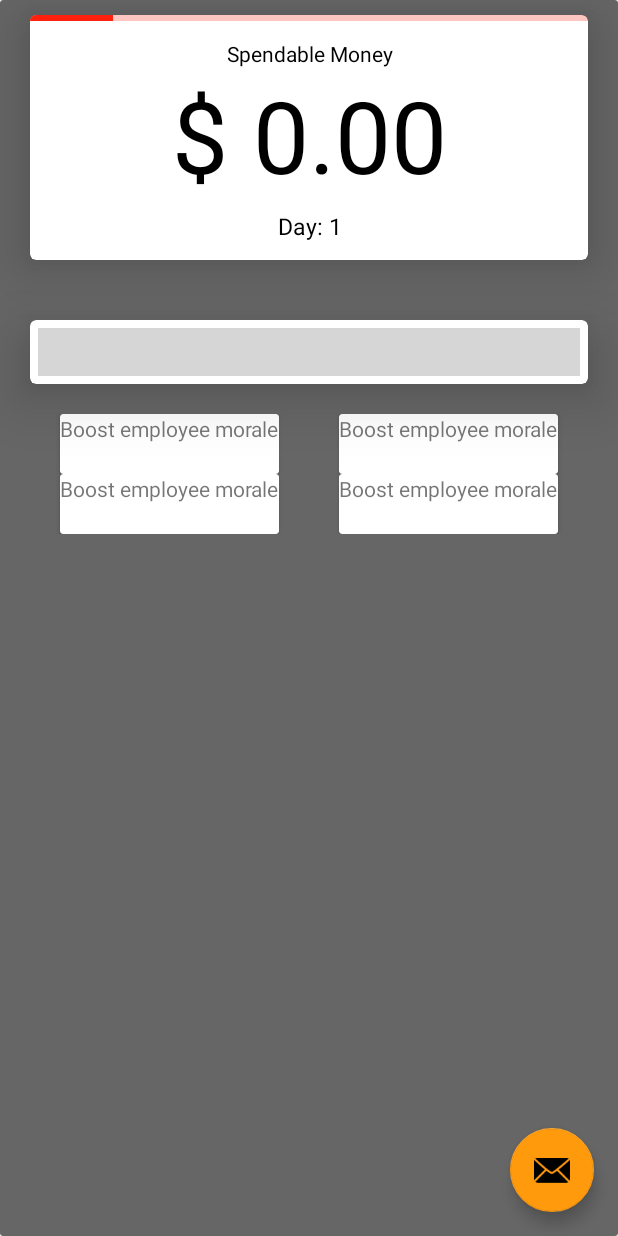
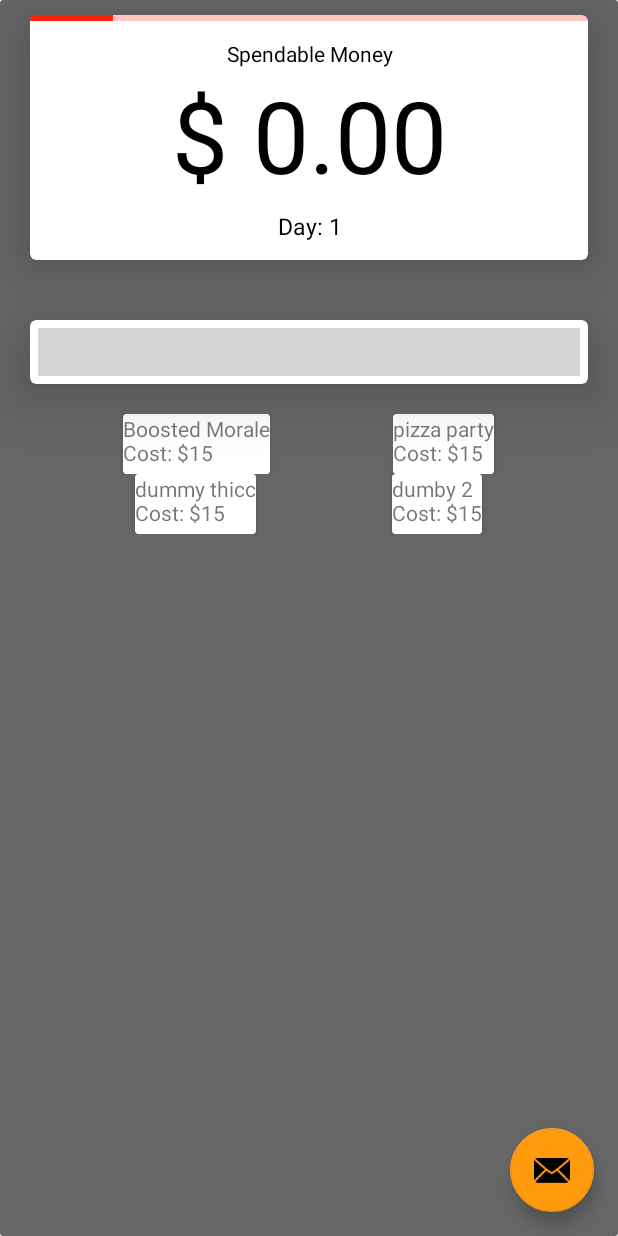
Before and after one commit to Juched/securityOperationsDefense, an Android app: the screen it shows after launch (GameActivity), after a tap on "START", on a phone screen of 412 x 824 dp. Run offline under Robolectric (Android 15) with nearby library versions, the phone set to English and light mode, and no system bars; our stand-ins replace navigation-ui; plain views replace LineChart; grey boxes are pictures that could not be loaded.

Commit message:
Got buttons with different text to appear

```diff
--- a/app/src/main/java/com/sod/securityoperationsdefense/Game.java
+++ b/app/src/main/java/com/sod/securityoperationsdefense/Game.java
@@ -35,10 +35,10 @@ public class Game {
     private GameActivity game;
 
     // Serializable lists of upgrades
-    private MutableLiveData<ArrayList<CardView>>  busUpgrades;
-    private MutableLiveData<ArrayList<CardView>>  critInfoUpgrades;
-    private MutableLiveData<ArrayList<CardView>>  infoStateUpgrades;
-    private MutableLiveData<ArrayList<CardView>>  secUpgrades;
+    private MutableLiveData<ArrayList<Upgrade>>  busUpgrades;
+    private MutableLiveData<ArrayList<Upgrade>>  critInfoUpgrades;
+    private MutableLiveData<ArrayList<Upgrade>>  infoStateUpgrades;
+    private MutableLiveData<ArrayList<Upgrade>>  secUpgrades;
 
     public MutableLiveData<Double> attackRate; // starts at 0.01
 
@@ -59,10 +59,10 @@ public class Game {
         int payD;
         int tDay;
 
-        this.busUpgrades = new MutableLiveData<ArrayList<CardView>>();
-        this.critInfoUpgrades = new MutableLiveData<ArrayList<CardView>>();
-        this.infoStateUpgrades = new MutableLiveData<ArrayList<CardView>>();
-        this.secUpgrades = new MutableLiveData<ArrayList<CardView>>();
+        this.busUpgrades = new MutableLiveData<ArrayList<Upgrade>>();
+        this.critInfoUpgrades = new MutableLiveData<ArrayList<Upgrade>>();
+        this.infoStateUpgrades = new MutableLiveData<ArrayList<Upgrade>>();
+        this.secUpgrades = new MutableLiveData<ArrayList<Upgrade>>();
 
         // upgrades lists
         HashMap<String, ArrayList<CardView>> upgrades;
@@ -109,10 +109,10 @@ public class Game {
     {
 
         // Business upgrades
-        String[] businessUpgrades = {"Boosted Morale", "pizza party"};
-        String[] critUpgrades = {"MFA ~ 2 factor", "less ransom"};
-        String[] secUpgrades = {"training", "better CBA"};
-        String[] iStateUpgrades = {"Boosted Morale", "better CBA"};
+        String[] businessUpgrades = {"Boosted Morale", "pizza party", "dummy thicc", "dumby 2"};
+        String[] critUpgrades = {"MFA ~ 2 factor", "less ransom", "dummy 1", "place holder"};
+        String[] secUpgrades = {"training", "better CBA", "exquisite jazz hands", "killer crocs"};
+        String[] iStateUpgrades = {"Boosted Morale", "better CBA", "transmitting failure", "area 51 storage"};
 
         this.busUpgrades.setValue(this.PopulateUpgradeList(businessUpgrades));
         this.critInfoUpgrades.setValue(this.PopulateUpgradeList(critUpgrades));
@@ -122,12 +122,12 @@ public class Game {
 
     }
 
-    private ArrayList<CardView> PopulateUpgradeList(String[] names)
+    private ArrayList<Upgrade> PopulateUpgradeList(String[] names)
     {
-        ArrayList<CardView> allUpgradesInCategory = new ArrayList<CardView>();
+        ArrayList<Upgrade> allUpgradesInCategory = new ArrayList<Upgrade>();
         for(String name : names)
         {
-            allUpgradesInCategory.add(new Upgrade(this.game, name, "").UpgradeCard());
+            allUpgradesInCategory.add(new Upgrade(this.game, name, ""));
         }
         return allUpgradesInCategory;
     }
@@ -143,10 +143,10 @@ public class Game {
     }
     public MutableLiveData<Integer> getDay(){return this.day;}
 
-    public MutableLiveData<ArrayList<CardView>> getBusUpgrades(){return this.busUpgrades;}
-    public MutableLiveData<ArrayList<CardView>> getCritInfoUpgrades(){return this.critInfoUpgrades;}
-    public MutableLiveData<ArrayList<CardView>> getInfoStateUpgrades(){return this.infoStateUpgrades;}
-    public MutableLiveData<ArrayList<CardView>> getSecUpgrades(){return this.secUpgrades;}
+    public MutableLiveData<ArrayList<Upgrade>> getBusUpgrades(){return this.busUpgrades;}
+    public MutableLiveData<ArrayList<Upgrade>> getCritInfoUpgrades(){return this.critInfoUpgrades;}
+    public MutableLiveData<ArrayList<Upgrade>> getInfoStateUpgrades(){return this.infoStateUpgrades;}
+    public MutableLiveData<ArrayList<Upgrade>> getSecUpgrades(){return this.secUpgrades;}
 
     public GameActivity getGameForContext() {
         return game;
@@ -203,36 +203,3 @@ public class Game {
         }
     }
 }
-
-
-class Upgrade
-{
-    private GameActivity context;
-    //private icon;
-    private String name;
-    private String description;
-
-    public Upgrade(GameActivity newContext, String theName, String descrip)
-    {
-        this.context = newContext;
-        this.name = theName;
-        this.description = descrip;
-    }
-
-//    public GameActivity getContext() { return context; }
-//    public String getName() { return name; }
-//    public String getDescription() { return description; }
-
-    // returns the CardView rep of the upgrade
-    public CardView UpgradeCard()
-    {
-        CardView upgrade = new CardView(this.context);
-
-        TextView upName = new TextView(this.context);
-        upName.setText(this.name);
-        upgrade.addView(upName);
-
-        return upgrade;
-    }
-
-}
--- /dev/null
+++ b/app/src/main/java/com/sod/securityoperationsdefense/Upgrade.java
@@ -0,0 +1,45 @@
+package com.sod.securityoperationsdefense;
+
+import android.widget.TextView;
+
+import androidx.cardview.widget.CardView;
+
+public class Upgrade
+{
+    private GameActivity context;
+    //private icon;
+    private String name;
+    private String description;
+    private int level;
+    private int costs = 15;
+
+    public Upgrade(GameActivity newContext, String theName, String descrip)
+    {
+        this.context = newContext;
+        this.name = theName;
+        this.description = descrip;
+        this.level = 1;
+    }
+
+
+
+    public GameActivity getContext() { return context; }
+    public String getName() { return name; }
+    public String getDescription() { return description; }
+    public int getLevel() { return level; }
+    public void levelUp() { level++; }
+    public int getCost() { return costs; }
+
+    // returns the CardView rep of the upgrade
+    public CardView UpgradeCard()
+    {
+        CardView upgrade = new CardView(this.context);
+
+        TextView upName = new TextView(this.context);
+        upName.setText(this.name + " Level " + this.level);
+        upgrade.addView(upName);
+
+        return upgrade;
+    }
+
+}
--- a/app/src/main/java/com/sod/securityoperationsdefense/ui/upgrades/BusAdvancementsFragment.java
+++ b/app/src/main/java/com/sod/securityoperationsdefense/ui/upgrades/BusAdvancementsFragment.java
@@ -19,8 +19,13 @@ import androidx.lifecycle.ViewModelProvider;
 
 import com.sod.securityoperationsdefense.Game;
 import com.sod.securityoperationsdefense.R;
+import com.sod.securityoperationsdefense.Upgrade;
+
+import org.w3c.dom.Text;
 
 import java.util.ArrayList;
+
+import static java.lang.String.*;
 
 public class BusAdvancementsFragment extends Fragment {
 
@@ -37,6 +42,17 @@ public class BusAdvancementsFragment extends Fragment {
         {
             gameClass = BusAdvancementsViewModel.getGameClass();
         }
+
+        ArrayList<Upgrade> upgrades = gameClass.getBusUpgrades().getValue();
+
+        int[] ids = new int[]{R.id.upgradeOneName, R.id.upgradeTwoName, R.id.upgradeThreeName, R.id.upgradeFourName};
+
+        for(int i = 0; i < upgrades.size(); i++)
+        {
+            ((TextView) root.findViewById(ids[i])).setText(String.format("%s\nCost: $%d", upgrades.get(i).getName(), upgrades.get(i).getCost()));
+        }
+
+
 
 //        TableLayout upgrades = root.findViewById(R.id.bus_upgrades_list);
 //        upgrades.removeAllViewsInLayout();
@@ -135,6 +151,8 @@ public class BusAdvancementsFragment extends Fragment {
         return root;
     }
 
+
+
     /* */
     public void changeList(@NonNull LayoutInflater inflater, ViewGroup container, @IdRes int id)
     {
--- a/app/src/main/java/com/sod/securityoperationsdefense/ui/upgrades/BusAdvancementsViewModel.java
+++ b/app/src/main/java/com/sod/securityoperationsdefense/ui/upgrades/BusAdvancementsViewModel.java
@@ -28,4 +28,5 @@ public class BusAdvancementsViewModel extends ViewModel {
     public LiveData<String> getText() {
         return mText;
     }
+
 }
--- a/app/src/main/res/layout/fragment_bus_adv.xml
+++ b/app/src/main/res/layout/fragment_bus_adv.xml
@@ -26,6 +26,7 @@
             android:clickable="true">
 
             <TextView
+                android:id="@+id/upgradeOneName"
                 android:layout_width="wrap_content"
                 android:layout_height="match_parent"
                 android:text="Boost employee morale" />
@@ -41,6 +42,7 @@
             android:clickable="true">
 
             <TextView
+                android:id="@+id/upgradeTwoName"
                 android:layout_width="match_parent"
                 android:layout_height="match_parent"
                 android:text="Boost employee morale" />
@@ -64,6 +66,7 @@
             android:clickable="true">
 
             <TextView
+                android:id="@+id/upgradeThreeName"
                 android:layout_width="wrap_content"
                 android:layout_height="match_parent"
                 android:text="Boost employee morale" />
@@ -78,6 +81,7 @@
             android:clickable="true">
 
             <TextView
+                android:id="@+id/upgradeFourName"
                 android:layout_width="wrap_content"
                 android:layout_height="match_parent"
                 android:text="Boost employee morale" />
--- a/app/src/main/res/layout/fragment_crit_info_sec.xml
+++ b/app/src/main/res/layout/fragment_crit_info_sec.xml
@@ -19,6 +19,7 @@
             android:layout_height="match_parent"
             android:layout_weight="1" />
         <androidx.cardview.widget.CardView
+            android:id="@+id/firstUpgrade"
             android:layout_width="wrap_content"
             android:layout_height="40dp"
             app:layout_column="0"
@@ -26,6 +27,7 @@
             android:clickable="true">
 
             <TextView
+                android:id="@+id/upgradeOneName"
                 android:layout_width="wrap_content"
                 android:layout_height="match_parent"
                 android:text="Boost employee morale" />
@@ -41,6 +43,7 @@
             android:clickable="true">
 
             <TextView
+                android:id="@+id/upgradeTwoName"
                 android:layout_width="match_parent"
                 android:layout_height="match_parent"
                 android:text="Boost employee morale" />
@@ -64,6 +67,7 @@
             android:clickable="true">
 
             <TextView
+                android:id="@+id/upgradeThreeName"
                 android:layout_width="wrap_content"
                 android:layout_height="match_parent"
                 android:text="Boost employee morale" />
@@ -78,6 +82,7 @@
             android:clickable="true">
 
             <TextView
+                android:id="@+id/upgradeFourName"
                 android:layout_width="wrap_content"
                 android:layout_height="match_parent"
                 android:text="Boost employee morale" />
--- a/app/src/main/res/layout/fragment_info_state.xml
+++ b/app/src/main/res/layout/fragment_info_state.xml
@@ -26,6 +26,7 @@
             android:clickable="true">
 
             <TextView
+                android:id="@+id/upgradeOneName"
                 android:layout_width="wrap_content"
                 android:layout_height="match_parent"
                 android:text="Boost employee morale" />
@@ -41,6 +42,7 @@
             android:clickable="true">
 
             <TextView
+                android:id="@+id/upgradeTwoName"
                 android:layout_width="match_parent"
                 android:layout_height="match_parent"
                 android:text="Boost employee morale" />
@@ -64,6 +66,7 @@
             android:clickable="true">
 
             <TextView
+                android:id="@+id/upgradeThreeName"
                 android:layout_width="wrap_content"
                 android:layout_height="match_parent"
                 android:text="Boost employee morale" />
@@ -78,6 +81,7 @@
             android:clickable="true">
 
             <TextView
+                android:id="@+id/upgradeFourName"
                 android:layout_width="wrap_content"
                 android:layout_height="match_parent"
                 android:text="Boost employee morale" />
```
Also changed, not shown: app/src/main/java/com/sod/securityoperationsdefense/ui/upgrades/CritInfoFragment.java (+16 -44 lines), app/src/main/java/com/sod/securityoperationsdefense/ui/upgrades/InfoStateFragment.java (+14 -0 lines), app/src/main/java/com/sod/securityoperationsdefense/ui/upgrades/SecMeasuresFragment.java (+22 -4 lines), app/src/main/res/layout/fragment_sec_measures.xml (+8 -4 lines).
